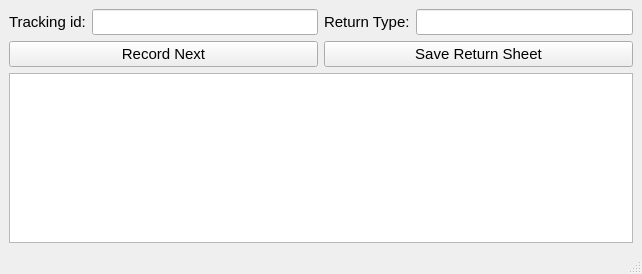
Before: the Qt Designer form gui/createReturnSheet.ui in suraj-d/onlinehelper, drawn with Qt 5.
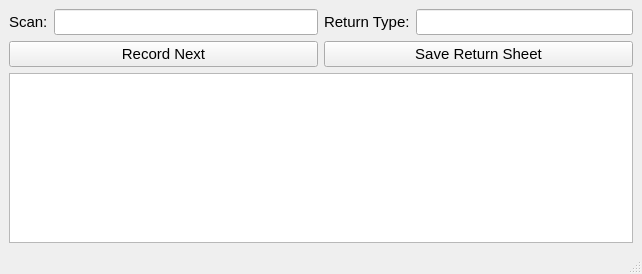
After: the same form once the commit is applied.

```diff
--- a/gui/createReturnSheet.ui
+++ b/gui/createReturnSheet.ui
@@ -25,7 +25,7 @@
       <item>
        <widget class="QLabel" name="tracking_id_lbl">
         <property name="text">
-         <string>Tracking id:</string>
+         <string>Scan:</string>
         </property>
        </widget>
       </item>
```
Left out of the diff: 28 changed lines with no effect on the pictures.
